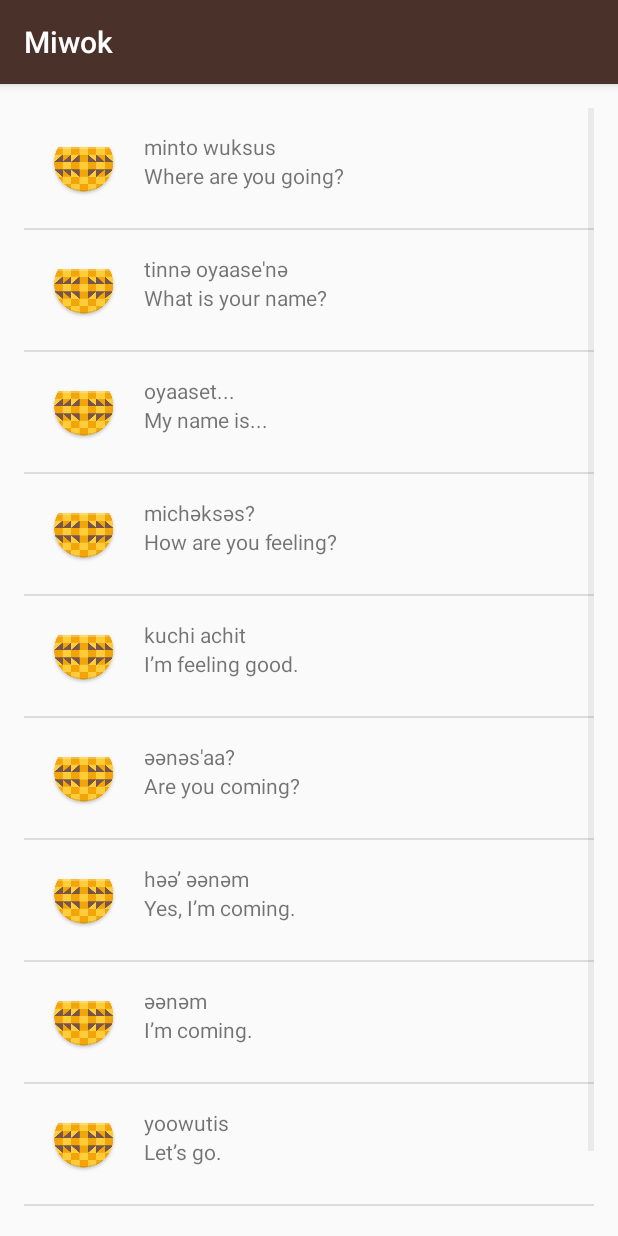
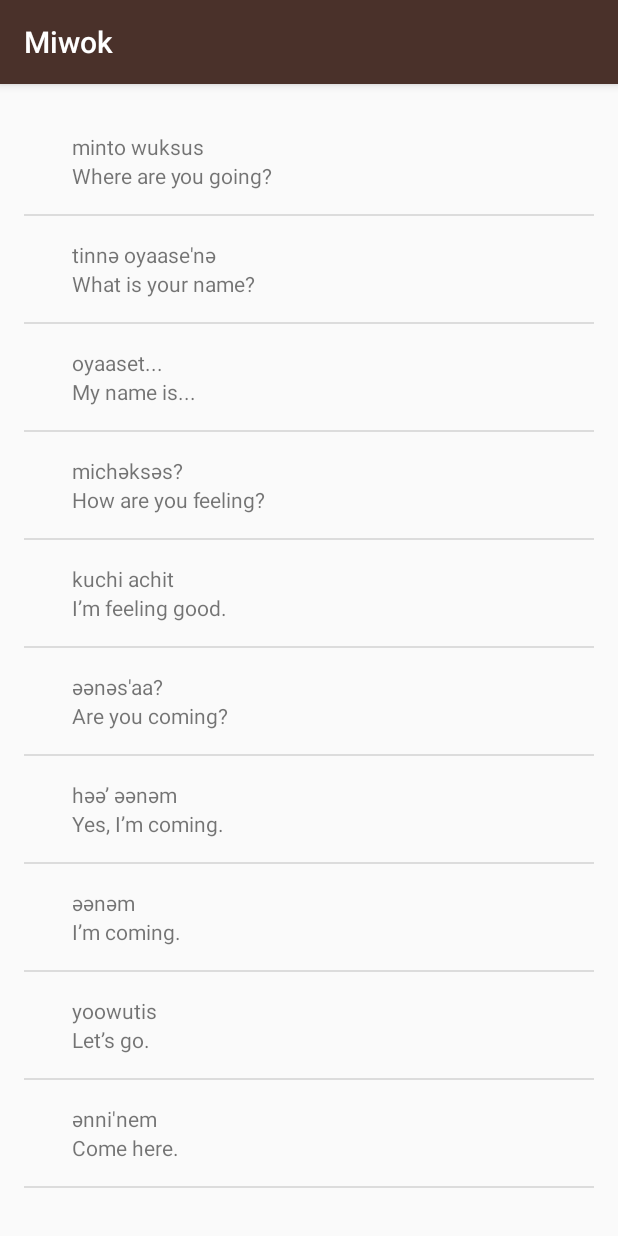
Before and after one commit to zizoh/miwok-app, an Android app: the PhrasesActivity screen opened directly, with no data from a screen before it, on a phone screen of 412 x 824 dp. Run offline under Robolectric (Android 15) with nearby library versions, the phone set to English and light mode, and no system bars.

Commit message:
add new Word constructor in Word.java that takes in only two Strings as input variables and use it for PhrasesActivity.java

```diff
--- a/app/src/main/java/com/example/android/miwok/PhrasesActivity.java
+++ b/app/src/main/java/com/example/android/miwok/PhrasesActivity.java
@@ -15,16 +15,16 @@ public class PhrasesActivity extends AppCompatActivity {
 
         // Create an arraylist of words
         ArrayList<Word> words = new ArrayList<Word>();
-        words.add(new Word("Where are you going?", "minto wuksus", R.mipmap.ic_launcher));
-        words.add(new Word("What is your name?", "tinnә oyaase'nә", R.mipmap.ic_launcher));
-        words.add(new Word("My name is...", "oyaaset...", R.mipmap.ic_launcher));
-        words.add(new Word("How are you feeling?", "michәksәs?", R.mipmap.ic_launcher));
-        words.add(new Word("I’m feeling good.", "kuchi achit", R.mipmap.ic_launcher));
-        words.add(new Word("Are you coming?", "әәnәs'aa?", R.mipmap.ic_launcher));
-        words.add(new Word("Yes, I’m coming.", "hәә’ әәnәm", R.mipmap.ic_launcher));
-        words.add(new Word("I’m coming.", "әәnәm", R.mipmap.ic_launcher));
-        words.add(new Word("Let’s go.", "yoowutis", R.mipmap.ic_launcher));
-        words.add(new Word("Come here.", "әnni'nem", R.mipmap.ic_launcher));
+        words.add(new Word("Where are you going?", "minto wuksus"));
+        words.add(new Word("What is your name?", "tinnә oyaase'nә"));
+        words.add(new Word("My name is...", "oyaaset..."));
+        words.add(new Word("How are you feeling?", "michәksәs?"));
+        words.add(new Word("I’m feeling good.", "kuchi achit"));
+        words.add(new Word("Are you coming?", "әәnәs'aa?"));
+        words.add(new Word("Yes, I’m coming.", "hәә’ әәnәm"));
+        words.add(new Word("I’m coming.", "әәnәm"));
+        words.add(new Word("Let’s go.", "yoowutis"));
+        words.add(new Word("Come here.", "әnni'nem"));
 
         // Create an {@link WordAdapter}, whose data source is a list of {@Word}s. The
         // adapter knows how to create list items in the list
--- a/app/src/main/java/com/example/android/miwok/Word.java
+++ b/app/src/main/java/com/example/android/miwok/Word.java
@@ -20,18 +20,30 @@ public class Word {
      */
     private String mMiwokTranslation;
 
-    /**
-     * Drawable resource ID
-     */
+    /** Drawable resource ID */
     private int mImageResourceId;
 
-
     /**
-     * Create a new Word object.
+     * Create a Word object to be used for the Phrases activity.
      *
      * @param defaultTranslation is the word in a language that the user is already familiar with
      *                           (such as English)
      * @param miwokTranslation   is the word in the Miwok language
+     */
+    public Word(String defaultTranslation, String miwokTranslation) {
+        mDefaultTranslation = defaultTranslation;
+        mMiwokTranslation = miwokTranslation;
+    }
+
+    /**
+     * Create a new Word object to be used by the Numbers, Colors and Family Members activity
+     *                             that has an additional input parameter image resource ID used by the activities.
+     *
+     * @param defaultTranslation is the word in a language that the user is already familiar with
+     *                           (such as English)
+     * @param miwokTranslation   is the word in the Miwok language
+     *
+     * @param imageResourceId is the image resource ID displayed for each word
      */
     public Word(String defaultTranslation, String miwokTranslation, int imageResourceId) {
         mDefaultTranslation = defaultTranslation;
@@ -39,23 +51,17 @@ public class Word {
         mImageResourceId = imageResourceId;
     }
 
-    /**
-     * Get the default translation of the word.
-     */
+    /** Get the default translation of the word */
     public String getmDefaultTranslation() {
         return mDefaultTranslation;
     }
 
-    /**
-     * Get the Miwok translation of the word.
-     */
+    /** Get the Miwok translation of the word */
     public String getmMiwokTranslation() {
         return mMiwokTranslation;
     }
 
-    /**
-     * Get the image resource ID
-     */
+    /** Get the image resource ID */
     public int getmImageResourceId() {
         return mImageResourceId;
     }
```
